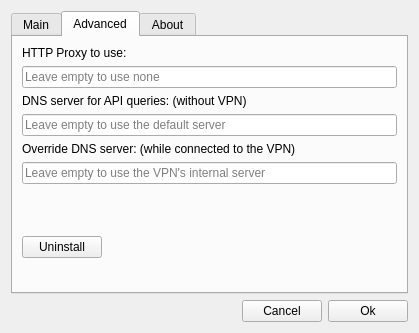
First picture: the form in src/settingswindow.ui, repository PacketImpact/lvpngui, before the edit.
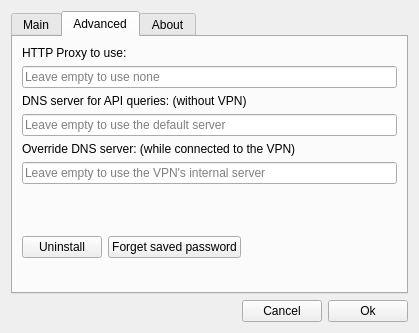
Second picture: the form after the edit. The open tabs and pages were chosen to show the change.

What changed in the file:
```diff
--- a/src/settingswindow.ui
+++ b/src/settingswindow.ui
@@ -159,13 +159,6 @@
          </property>
         </widget>
        </item>
-       <item row="7" column="0">
-        <widget class="QPushButton" name="uninstallButton">
-         <property name="text">
-          <string>Uninstall</string>
-         </property>
-        </widget>
-       </item>
        <item row="6" column="0">
         <spacer name="verticalSpacer_2">
          <property name="orientation">
@@ -182,6 +175,51 @@
          </property>
         </spacer>
        </item>
+       <item row="7" column="0" colspan="2">
+        <widget class="QWidget" name="widget" native="true">
+         <layout class="QGridLayout" name="gridLayout_2">
+          <property name="leftMargin">
+           <number>0</number>
+          </property>
+          <property name="topMargin">
+           <number>0</number>
+          </property>
+          <property name="rightMargin">
+           <number>0</number>
+          </property>
+          <property name="bottomMargin">
+           <number>0</number>
+          </property>
+          <item row="0" column="1">
+           <widget class="QPushButton" name="uninstallButton">
+            <property name="text">
+             <string>Uninstall</string>
+            </property>
+           </widget>
+          </item>
+          <item row="0" column="2">
+           <widget class="QPushButton" name="forgetPwButton">
+            <property name="text">
+             <string>Forget saved password</string>
+            </property>
+           </widget>
+          </item>
+          <item row="0" column="3">
+           <spacer name="horizontalSpacer_2">
+            <property name="orientation">
+             <enum>Qt::Horizontal</enum>
+            </property>
+            <property name="sizeHint" stdset="0">
+             <size>
+              <width>40</width>
+              <height>20</height>
+             </size>
+            </property>
+           </spacer>
+          </item>
+         </layout>
+        </widget>
+       </item>
       </layout>
      </widget>
      <widget class="QWidget" name="aboutTab">
```
